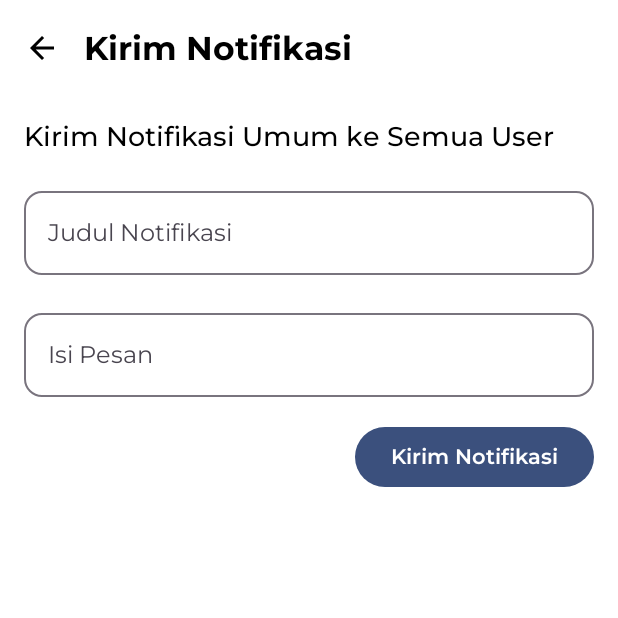
After one commit to Ponyo013/Penjualan_Produk_UMKM, an Android app built with Jetpack Compose: the KirimNotifikasiScreen screen opened through its navigation route, on a phone screen of 412 x 824 dp, the top half of it. The commit adds this screen. Run offline under Robolectric (Android 15) with nearby library versions, the phone set to English and light mode, and no system bars.

Commit message:
Notifikasi, sisi Owner semuanya sudah

```diff
--- a/app/src/main/AndroidManifest.xml
+++ b/app/src/main/AndroidManifest.xml
@@ -1,6 +1,7 @@
 <?xml version="1.0" encoding="utf-8"?>
 <manifest xmlns:android="http://schemas.android.com/apk/res/android">
 
+    <uses-permission android:name="android.permission.POST_NOTIFICATIONS" />
     <uses-permission android:name="android.permission.INTERNET" />
     <application
         android:name=".owner.dashboard.MyApplication"
--- a/app/src/main/java/com/example/penjualan_produk_umkm/OwnerActivity.kt
+++ b/app/src/main/java/com/example/penjualan_produk_umkm/OwnerActivity.kt
@@ -16,6 +16,7 @@ import com.example.penjualan_produk_umkm.owner.dashboard.DashboardScreen
 import com.example.penjualan_produk_umkm.owner.dashboard.EditProdukScreen
 import com.example.penjualan_produk_umkm.owner.dashboard.ExpedisiScreen
 import com.example.penjualan_produk_umkm.owner.dashboard.Keuangan
+import com.example.penjualan_produk_umkm.owner.dashboard.KirimNotifikasiScreen
 import com.example.penjualan_produk_umkm.owner.dashboard.ListPesanan
 import com.example.penjualan_produk_umkm.owner.dashboard.ProdukManage
 import com.example.penjualan_produk_umkm.owner.dashboard.UlasanScreen
@@ -58,6 +59,9 @@ class OwnerActivity : AppCompatActivity() {
                         // Menentukan Expedisi
                         composable("expedisi") { ExpedisiScreen(navController) }
 
+                        // Kirim Notifikasi
+                        composable("kirimNotifikasi") { KirimNotifikasiScreen(navController) }
+
                         // Melihat Ulasan
                         composable("ulasan/{produkId}") { backStackEntry ->
                             val produkId = backStackEntry.arguments?.getString("produkId")?.toInt() ?: 0
--- /dev/null
+++ b/app/src/main/java/com/example/penjualan_produk_umkm/owner/dashboard/KirimNotifikasiScreen.kt
@@ -0,0 +1,175 @@
+package com.example.penjualan_produk_umkm.owner.dashboard
+
+import android.Manifest
+import com.example.penjualan_produk_umkm.R
+import android.app.NotificationChannel
+import android.app.NotificationManager
+import android.content.Context
+import android.content.pm.PackageManager
+import android.os.Build
+import android.widget.Toast
+import androidx.activity.compose.rememberLauncherForActivityResult
+import androidx.activity.result.contract.ActivityResultContracts
+import androidx.compose.foundation.layout.*
+import androidx.compose.foundation.rememberScrollState
+import androidx.compose.foundation.verticalScroll
+import androidx.compose.foundation.shape.RoundedCornerShape
+import androidx.compose.material.icons.Icons
+import androidx.compose.material.icons.automirrored.filled.ArrowBack
+import androidx.compose.material3.*
+import androidx.compose.runtime.*
+import androidx.compose.ui.Alignment
+import androidx.compose.ui.Modifier
+import androidx.compose.ui.platform.LocalContext
+import androidx.compose.ui.text.font.FontWeight
+import androidx.compose.ui.unit.dp
+import androidx.core.app.NotificationCompat
+import androidx.core.app.NotificationManagerCompat
+import androidx.core.content.ContextCompat
+import androidx.navigation.NavController
+import com.example.penjualan_produk_umkm.style.UMKMTheme
+
+@OptIn(ExperimentalMaterial3Api::class)
+@Composable
+fun KirimNotifikasiScreen(navController: NavController) {
+    var judul by remember { mutableStateOf("") }
+    var pesan by remember { mutableStateOf("") }
+    var terkirim by remember { mutableStateOf(false) }
+    val context = LocalContext.current
+
+    // Buat Notification Channel (sekali saja)
+    LaunchedEffect(Unit) {
+        if (Build.VERSION.SDK_INT >= Build.VERSION_CODES.O) {
+            val channelId = "umkm_channel"
+            val name = "Notifikasi UMKM"
+            val descriptionText = "Channel untuk notifikasi umum"
+            val importance = NotificationManager.IMPORTANCE_DEFAULT
+            val channel = NotificationChannel(channelId, name, importance).apply {
+                description = descriptionText
+            }
+            val notificationManager: NotificationManager =
+                context.getSystemService(NotificationManager::class.java)
+            notificationManager.createNotificationChannel(channel)
+        }
+    }
+
+    // Launcher untuk request permission Android 13+
+    val launcher = rememberLauncherForActivityResult(
+        contract = ActivityResultContracts.RequestPermission(),
+        onResult = { granted ->
+            if (granted) {
+                sendNotificationSafe(context, judul, pesan)
+                terkirim = true
+            } else {
+                Toast.makeText(context, "Permission notifikasi ditolak", Toast.LENGTH_SHORT).show()
+            }
+        }
+    )
+
+    UMKMTheme {
+        Scaffold(
+            topBar = {
+                TopAppBar(
+                    title = { Text("Kirim Notifikasi") },
+                    navigationIcon = {
+                        IconButton(onClick = { navController.popBackStack() }) {
+                            Icon(
+                                imageVector = Icons.AutoMirrored.Filled.ArrowBack,
+                                contentDescription = "Back"
+                            )
+                        }
+                    }
+                )
+            }
+        ) { paddingValues ->
+            Column(
+                modifier = Modifier
+                    .fillMaxSize()
+                    .padding(16.dp)
+                    .padding(paddingValues)
+                    .verticalScroll(rememberScrollState()),
+                verticalArrangement = Arrangement.spacedBy(16.dp)
+            ) {
+                Text(
+                    text = "Kirim Notifikasi Umum ke Semua User",
+                    style = MaterialTheme.typography.titleMedium.copy(fontWeight = FontWeight.Medium)
+                )
+
+                OutlinedTextField(
+                    shape = RoundedCornerShape(12.dp),
+                    value = judul,
+                    onValueChange = { judul = it },
+                    label = { Text("Judul Notifikasi") },
+                    modifier = Modifier.fillMaxWidth()
+                )
+
+                OutlinedTextField(
+                    shape = RoundedCornerShape(12.dp),
+                    value = pesan,
+                    onValueChange = { pesan = it },
+                    label = { Text("Isi Pesan") },
+                    modifier = Modifier
+                        .fillMaxWidth()
+                        .weight(1f, fill = false)
+                )
+
+                Button(
+                    onClick = {
+                        val permissionGranted = if (Build.VERSION.SDK_INT >= Build.VERSION_CODES.TIRAMISU) {
+                            ContextCompat.checkSelfPermission(
+                                context,
+                                Manifest.permission.POST_NOTIFICATIONS
+                            ) == PackageManager.PERMISSION_GRANTED
+                        } else true
+
+                        if (permissionGranted) {
+                            sendNotificationSafe(context, judul, pesan)
+                            terkirim = true
+                        } else {
+                            launcher.launch(Manifest.permission.POST_NOTIFICATIONS)
+                        }
+                    },
+                    modifier = Modifier.align(Alignment.End)
+                ) {
+                    Text("Kirim Notifikasi")
+                }
+
+                if (terkirim) {
+                    Card(
+                        shape = RoundedCornerShape(12.dp),
+                        colors = CardDefaults.cardColors(
+                            containerColor = MaterialTheme.colorScheme.primaryContainer
+                        ),
+                        modifier = Modifier.fillMaxWidth()
+                    ) {
+                        Column(modifier = Modifier.padding(16.dp)) {
+                            Text(text = "Notifikasi Terkirim!", fontWeight = FontWeight.Bold)
+                            Text("Judul: $judul")
+                            Text("Pesan: $pesan")
+                        }
+                    }
+                }
+            }
+        }
+    }
+}
+
+// Helper function untuk kirim notifikasi dengan handling SecurityException
+fun sendNotificationSafe(context: Context, judul: String, pesan: String) {
+    try {
+        val builder = NotificationCompat.Builder(context, "umkm_channel")
+            .setSmallIcon(R.drawable.logo) // Bisa diganti icon app
+            .setContentTitle(judul.ifBlank { "Notifikasi dari DWI USAHA" })
+            .setContentText(pesan.ifBlank { "Pesan kosong" })
+            .setStyle(NotificationCompat.BigTextStyle().bigText(pesan.ifBlank { "Pesan kosong" }))
+            .setPriority(NotificationCompat.PRIORITY_HIGH)
+            .setColor(ContextCompat.getColor(context, android.R.color.holo_blue_light))
+            .setAutoCancel(true)
+            .setDefaults(NotificationCompat.DEFAULT_ALL)
+
+        NotificationManagerCompat.from(context).notify(1, builder.build())
+    } catch (e: SecurityException) {
+        e.printStackTrace()
+        Toast.makeText(context, "Gagal mengirim notifikasi: ${e.message}", Toast.LENGTH_SHORT).show()
+    }
+}
```
Also changed, not shown: app/src/main/java/com/example/penjualan_produk_umkm/SplashActivity.kt (+22 -0 lines), app/src/main/java/com/example/penjualan_produk_umkm/owner/dashboard/DashboardScreen.kt (+96 -16 lines), app/src/main/java/com/example/penjualan_produk_umkm/owner/dashboard/ListPesanan.kt (+10 -1 lines).
